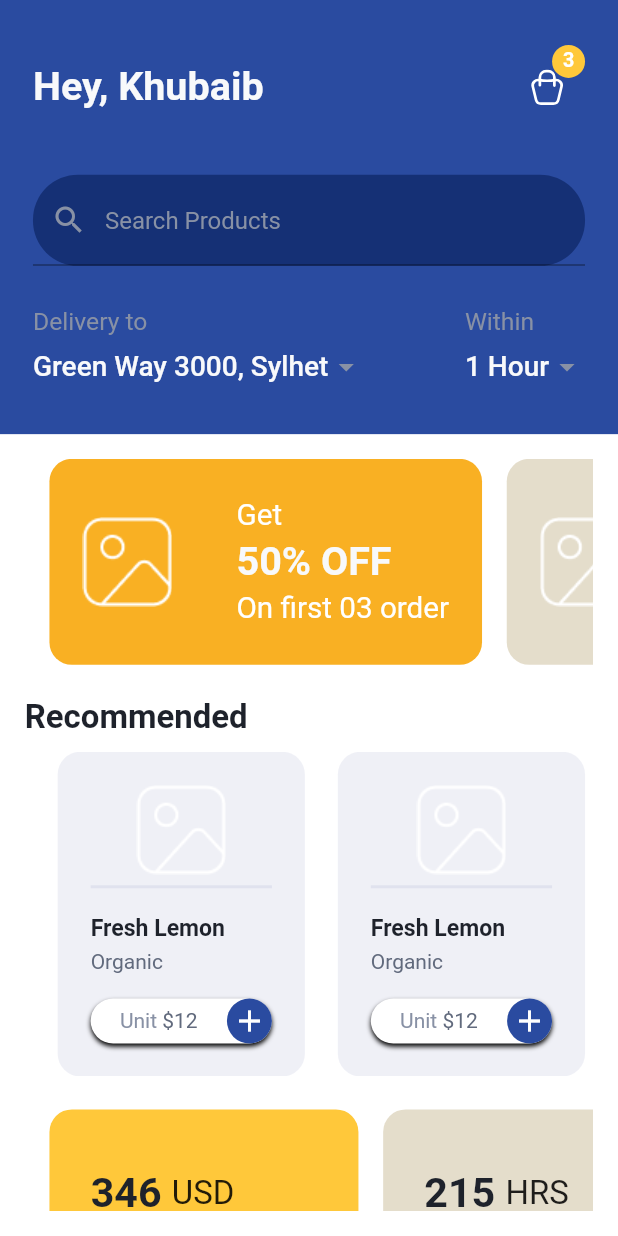
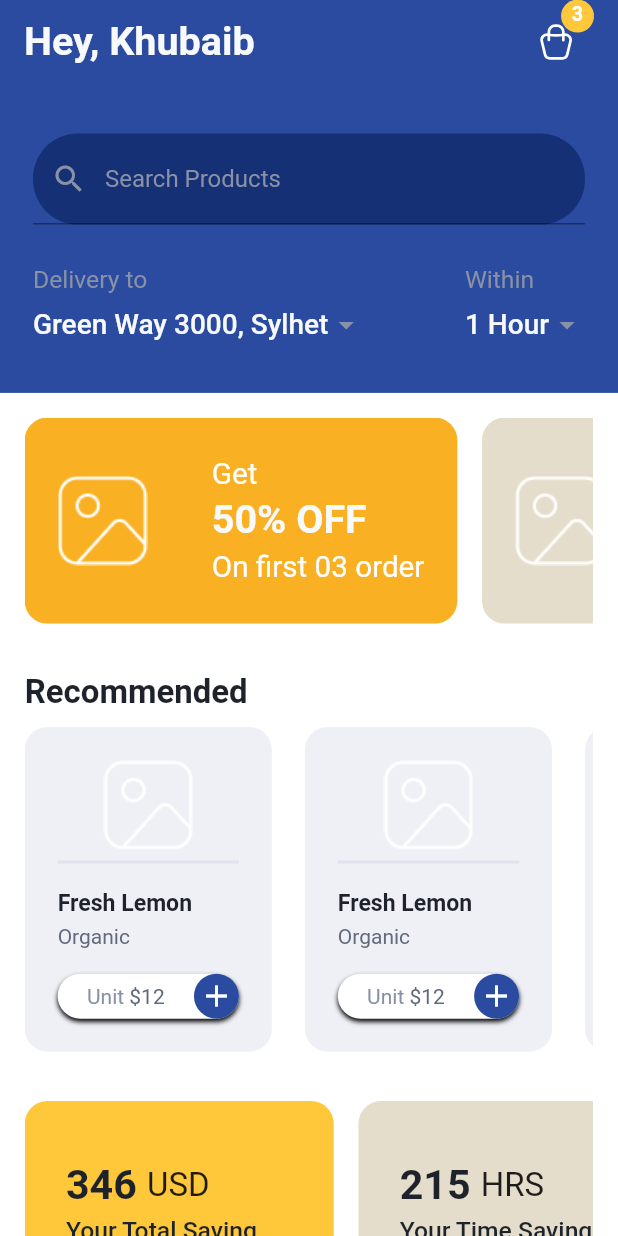
Before and after one commit to KhubaibJamal/SMIT-Flutter, a Flutter app: the screen it shows after launch, after a tap on "Get Started", on a phone screen of 412 x 824 dp. Run offline on Flutter 3.47's test engine with Material 2 defaults, Android fonts, the phone set to English and light mode, and no system bars; our stand-ins replace flutter_svg; Roboto replaces fonts that are missing (Manrope).

Commit message:
home screen

```diff
--- a/mini_project/lib/main.dart
+++ b/mini_project/lib/main.dart
@@ -1,6 +1,8 @@
 import 'package:flutter/material.dart';
 import 'package:mini_project/route.dart';
 import 'package:mini_project/screen/splash/splash_screen.dart';
+
+import 'colors.dart';
 
 void main() {
   runApp(const MyApp());
@@ -18,6 +20,10 @@ class MyApp extends StatelessWidget {
         fontFamily: 'Manrope',
         scaffoldBackgroundColor: Colors.white,
         visualDensity: VisualDensity.adaptivePlatformDensity,
+        appBarTheme: const AppBarTheme(
+          elevation: 0,
+          backgroundColor: AppColor.kPrimaryColor,
+        ),
       ),
       initialRoute: SplashScreen.routeName,
       routes: routes,
--- /dev/null
+++ b/mini_project/lib/model/deal_model.dart
@@ -0,0 +1,6 @@
+List<Map<String, String>> dealDemo = [
+  {"price": "\$325", "name": "Orange Package 1"},
+  {"price": "\$89", "name": "Orange Package 2"},
+  {"price": "\$100", "name": "Orange Package 3"},
+  {"price": "\$265", "name": "Orange Package 4"},
+];
--- a/mini_project/lib/screen/home/component/body.dart
+++ b/mini_project/lib/screen/home/component/body.dart
@@ -4,9 +4,7 @@ import 'package:mini_project/screen/home/component/popular_products.dart';
 import 'package:mini_project/screen/home/component/saving_cart.dart';
 import 'package:mini_project/screen/home/component/search_bar.dart';
 import 'package:mini_project/size_config.dart';
-
-import '../../../component/cart_icon_button.dart';
-import '../../../component/header_text.dart';
+import 'deal_on_product.dart';
 import 'delivery_text.dart';
 import 'home_banner.dart';
 
@@ -15,8 +13,7 @@ class Body extends StatelessWidget {
 
   @override
   Widget build(BuildContext context) {
-    return SafeArea(
-      child: Column(
+    return ListView(
       children: [
         Container(
           padding: EdgeInsets.symmetric(
@@ -26,23 +23,13 @@ class Body extends StatelessWidget {
           color: AppColor.kPrimaryColor,
           child: Column(
             children: [
-                const Row(
-                  children: [
-                    HeaderText(),
-                    Spacer(),
-                    CartIconButton(),
-                  ],
-                ),
-                SizedBox(height: getProportionateScreenWidth(30)),
               const InputSearchBar(),
               SizedBox(height: getProportionateScreenWidth(25)),
               const DeliveryText(),
             ],
           ),
         ),
-          Expanded(
-            flex: 3,
-            child: Padding(
+        Padding(
           padding: EdgeInsets.symmetric(
             vertical: getProportionateScreenWidth(15),
             horizontal: getProportionateScreenWidth(15),
@@ -60,9 +47,9 @@ class Body extends StatelessWidget {
                     ],
                   ),
                 ),
-                    SizedBox(height: getProportionateScreenWidth(20)),
+                SizedBox(height: getProportionateScreenWidth(30)),
                 const PopularProducts(),
-                    SizedBox(height: getProportionateScreenWidth(20)),
+                SizedBox(height: getProportionateScreenWidth(30)),
                 const SingleChildScrollView(
                   scrollDirection: Axis.horizontal,
                   child: Row(
@@ -81,14 +68,14 @@ class Body extends StatelessWidget {
                       ),
                     ],
                   ),
-                    )
+                ),
+                SizedBox(height: getProportionateScreenWidth(30)),
+                const DealOnProducts(),
               ],
             ),
           ),
         ),
-          ),
       ],
-      ),
     );
   }
 }
--- /dev/null
+++ b/mini_project/lib/screen/home/component/deal_on_product.dart
@@ -0,0 +1,110 @@
+import 'package:flutter/material.dart';
+import 'package:mini_project/model/deal_model.dart';
+
+import '../../../colors.dart';
+import '../../../size_config.dart';
+
+class DealOnProducts extends StatelessWidget {
+  const DealOnProducts({super.key});
+
+  @override
+  Widget build(BuildContext context) {
+    return Column(
+      crossAxisAlignment: CrossAxisAlignment.start,
+      children: [
+        Text(
+          "Deals on Fruits & Tea",
+          style: TextStyle(
+            color: AppColor.kTextDarkColor,
+            fontSize: getProportionateScreenWidth(20),
+            fontWeight: FontWeight.w600,
+          ),
+        ),
+        const SizedBox(height: 10),
+        GridView.builder(
+          shrinkWrap: true,
+          itemCount: dealDemo.length,
+          gridDelegate: const SliverGridDelegateWithFixedCrossAxisCount(
+            crossAxisSpacing: 10.0,
+            mainAxisSpacing: 10.0,
+            crossAxisCount: 2,
+          ),
+          itemBuilder: (context, index) {
+            return DealCart(
+              price: dealDemo[index]["price"],
+              name: dealDemo[index]["name"],
+            );
+          },
+        ),
+      ],
+    );
+  }
+}
+
+class DealCart extends StatelessWidget {
+  final String? price, name;
+  const DealCart({
+    super.key,
+    required this.price,
+    required this.name,
+  });
+
+  @override
+  Widget build(BuildContext context) {
+    return Container(
+      // width: SizeConfig.screenWidth! / 2.5,
+      padding: EdgeInsets.all(getProportionateScreenWidth(20)),
+      decoration: BoxDecoration(
+        color: AppColor.kCartColor.withOpacity(0.5),
+        borderRadius: BorderRadius.circular(15),
+      ),
+      child: Column(
+        crossAxisAlignment: CrossAxisAlignment.start,
+        children: [
+          Stack(
+            clipBehavior: Clip.none,
+            children: [
+              Center(
+                child: Image.asset('assets/images/item.png'),
+              ),
+              Positioned(
+                bottom: -10,
+                right: -10,
+                child: Container(
+                  height: 30,
+                  width: 30,
+                  decoration: const BoxDecoration(
+                    color: AppColor.kPrimaryColor,
+                    shape: BoxShape.circle,
+                  ),
+                  child: const Icon(
+                    Icons.add,
+                    color: Colors.white,
+                  ),
+                ),
+              ),
+            ],
+          ),
+          SizedBox(height: getProportionateScreenWidth(25)),
+          Text(
+            price!,
+            style: TextStyle(
+              color: AppColor.kTextDarkColor,
+              fontSize: getProportionateScreenWidth(14),
+              fontWeight: FontWeight.bold,
+            ),
+          ),
+          const SizedBox(height: 5),
+          Text(
+            name!,
+            softWrap: true,
+            overflow: TextOverflow.clip,
+            style: const TextStyle(
+              color: AppColor.kCartSubTextColor,
+            ),
+          ),
+        ],
+      ),
+    );
+  }
+}
--- a/mini_project/lib/screen/home/component/home_banner.dart
+++ b/mini_project/lib/screen/home/component/home_banner.dart
@@ -13,7 +13,7 @@ class HomeBanner extends StatelessWidget {
   @override
   Widget build(BuildContext context) {
     return Padding(
-      padding: EdgeInsets.only(left: getProportionateScreenWidth(15)),
+      padding: EdgeInsets.only(right: getProportionateScreenWidth(15)),
       child: Container(
         padding: EdgeInsets.all(getProportionateScreenWidth(20)),
         height: SizeConfig.screenHeight! / 6,
--- a/mini_project/lib/screen/home/component/popular_products.dart
+++ b/mini_project/lib/screen/home/component/popular_products.dart
@@ -39,7 +39,7 @@ class PopularCard extends StatelessWidget {
   @override
   Widget build(BuildContext context) {
     return Padding(
-      padding: EdgeInsets.only(left: getProportionateScreenWidth(20)),
+      padding: EdgeInsets.only(right: getProportionateScreenWidth(20)),
       child: Container(
         width: SizeConfig.screenWidth! / 2.5,
         padding: EdgeInsets.all(getProportionateScreenWidth(20)),
--- a/mini_project/lib/screen/home/component/saving_cart.dart
+++ b/mini_project/lib/screen/home/component/saving_cart.dart
@@ -17,7 +17,7 @@ class SavingCart extends StatelessWidget {
   @override
   Widget build(BuildContext context) {
     return Padding(
-      padding: EdgeInsets.only(left: getProportionateScreenWidth(15)),
+      padding: EdgeInsets.only(right: getProportionateScreenWidth(15)),
       child: Container(
         padding: EdgeInsets.all(getProportionateScreenWidth(25)),
         height: SizeConfig.screenHeight! / 6,
--- a/mini_project/lib/screen/home/home_screen.dart
+++ b/mini_project/lib/screen/home/home_screen.dart
@@ -1,12 +1,24 @@
 import 'package:flutter/material.dart';
 import 'package:mini_project/screen/home/component/body.dart';
+
+import '../../component/cart_icon_button.dart';
+import '../../component/header_text.dart';
 
 class HomeScreen extends StatelessWidget {
   static String routeName = "/home";
 
   @override
   Widget build(BuildContext context) {
-    return const Scaffold(
+    return Scaffold(
+      appBar: AppBar(
+        title: const Row(
+          children: [
+            HeaderText(),
+            Spacer(),
+            CartIconButton(),
+          ],
+        ),
+      ),
       body: Body(),
     );
   }
```
Lines whose indentation alone changed are shown as unchanged.
